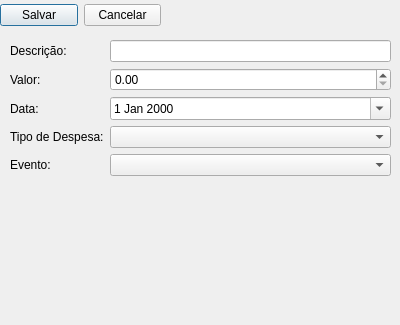
teiGustavo/eventos-pyside, file UIs/Despesa/CadastroDespesaDialog.ui: the form before one commit.
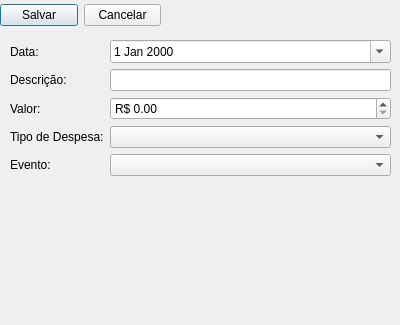
The form after the commit.

What changed in the file:
```diff
--- a/UIs/Despesa/CadastroDespesaDialog.ui
+++ b/UIs/Despesa/CadastroDespesaDialog.ui
@@ -45,25 +45,38 @@
      <x>10</x>
      <y>40</y>
      <width>381</width>
-     <height>136</height>
+     <height>141</height>
     </rect>
    </property>
    <layout class="QFormLayout" name="formLayout">
-    <item row="0" column="0">
+    <item row="1" column="0">
      <widget class="QLabel" name="labelDescricao">
       <property name="text">
        <string>Descrição:</string>
       </property>
      </widget>
     </item>
-    <item row="1" column="0">
+    <item row="2" column="0">
      <widget class="QLabel" name="labelValor">
       <property name="text">
        <string>Valor:</string>
       </property>
      </widget>
     </item>
-    <item row="2" column="0">
+    <item row="1" column="1">
+     <widget class="QLineEdit" name="lineEditDescricao"/>
+    </item>
+    <item row="2" column="1">
+     <widget class="QDoubleSpinBox" name="doubleSpinBoxValor">
+      <property name="prefix">
+       <string>R$ </string>
+      </property>
+      <property name="maximum">
+       <double>1000000000000.989990234375000</double>
+      </property>
+     </widget>
+    </item>
+    <item row="0" column="0">
      <widget class="QLabel" name="labelData">
       <property name="text">
        <string>Data:</string>
@@ -85,12 +98,6 @@
      </widget>
     </item>
     <item row="0" column="1">
-     <widget class="QLineEdit" name="lineEditDescricao"/>
-    </item>
-    <item row="1" column="1">
-     <widget class="QDoubleSpinBox" name="doubleSpinBoxValor"/>
-    </item>
-    <item row="2" column="1">
      <widget class="QDateEdit" name="dateEditData">
       <property name="calendarPopup">
        <bool>true</bool>
```
Left out of the diff: 30 changed lines with no effect on the pictures.
